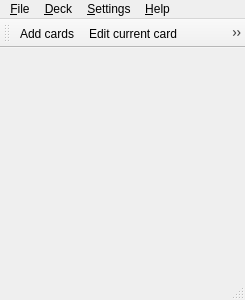
This is mnemosyne/mnemosyne/pyqt_ui/main_window.ui in vasvlad/pomni as Qt 5 draws it before an edit. The edited form follows.
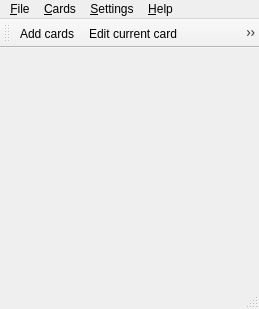
This is the edited form. Icons and pictures are not drawn.

Commit message: Get rid of 'Deck' concept.

```diff
--- a/mnemosyne/mnemosyne/pyqt_ui/main_window.ui
+++ b/mnemosyne/mnemosyne/pyqt_ui/main_window.ui
@@ -6,8 +6,8 @@
    <rect>
     <x>0</x>
     <y>0</y>
-    <width>245</width>
-    <height>300</height>
+    <width>259</width>
+    <height>309</height>
    </rect>
   </property>
   <property name="sizePolicy">
@@ -29,7 +29,7 @@
     <rect>
      <x>0</x>
      <y>0</y>
-     <width>245</width>
+     <width>259</width>
      <height>24</height>
     </rect>
    </property>
@@ -47,9 +47,9 @@
     <addaction name="separator"/>
     <addaction name="actionFileExit"/>
    </widget>
-   <widget class="QMenu" name="menu_Deck">
+   <widget class="QMenu" name="menu_Cards">
     <property name="title">
-     <string>&amp;Deck</string>
+     <string>&amp;Cards</string>
     </property>
     <addaction name="actionAddCards"/>
     <addaction name="actionEditCurrentCard"/>
@@ -80,7 +80,7 @@
     <addaction name="actionHelpAbout"/>
    </widget>
    <addaction name="menuFile"/>
-   <addaction name="menu_Deck"/>
+   <addaction name="menu_Cards"/>
    <addaction name="menu_Settings"/>
    <addaction name="menu_Help"/>
   </widget>
@@ -104,7 +104,7 @@
    <addaction name="actionAddCards"/>
    <addaction name="actionEditCurrentCard"/>
    <addaction name="actionDeleteCurrentFact"/>
-   <addaction name="actionEditDeck"/>
+   <addaction name="actionBrowseCards"/>
    <addaction name="actionShowStatistics"/>
   </widget>
   <action name="actionActivateCategories">
@@ -143,7 +143,7 @@
      <normaloff>:/mnemosyne/pixmaps/delete.png</normaloff>:/mnemosyne/pixmaps/delete.png</iconset>
    </property>
    <property name="text">
-    <string>&amp;Delete current card(s)</string>
+    <string>&amp;Delete current card</string>
    </property>
    <property name="shortcut">
     <string>Backspace</string>
@@ -167,7 +167,7 @@
      <normaloff>:/mnemosyne/pixmaps/deck.png</normaloff>:/mnemosyne/pixmaps/deck.png</iconset>
    </property>
    <property name="text">
-    <string>Edit &amp;deck</string>
+    <string>&amp;Browse cards</string>
    </property>
    <property name="shortcut">
     <string>Ctrl+D</string>
```
Left out of the diff: 28 changed lines with no effect on the pictures. The commit also changes 10 other files.
